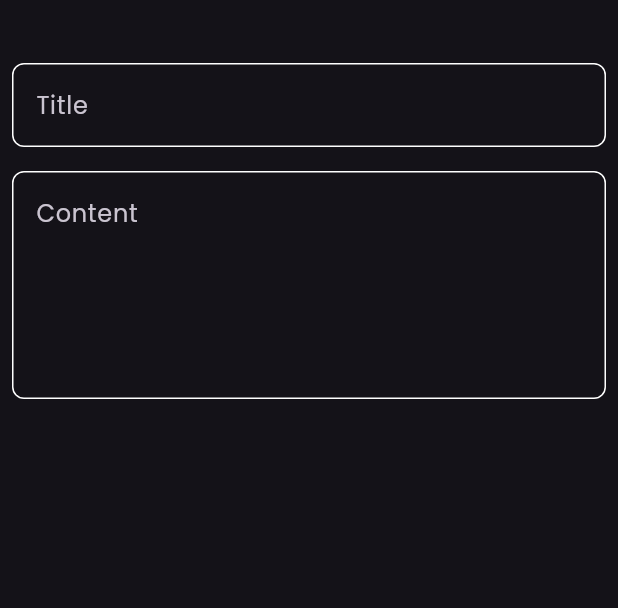
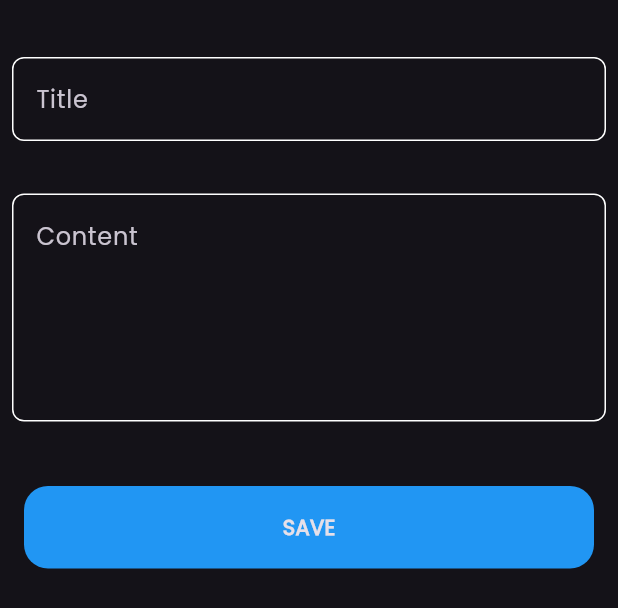
Before and after one commit to eslamalz/notesApp, a Flutter app: what addnotebuttunsheet() shows on an empty page, opened directly, on a phone screen of 412 x 824 dp. Shown: the top 608 px of the screen. Run offline on Flutter 3.47's test engine with Material 3 defaults, Android fonts, the phone set to English and light mode, and no system bars.

Commit message:
finish add note view

```diff
--- a/lib/views/widgets/addnotesheet.dart
+++ b/lib/views/widgets/addnotesheet.dart
@@ -1,5 +1,6 @@
 import 'package:flutter/material.dart';
 import 'package:notes_app/views/widgets/custom_text_feild.dart';
+import 'package:notes_app/views/widgets/custombuttom.dart';
 
 class addnotebuttunsheet extends StatelessWidget {
   const addnotebuttunsheet({super.key});
@@ -8,22 +9,34 @@ class addnotebuttunsheet extends StatelessWidget {
   Widget build(BuildContext context) {
     return Padding(
       padding: const EdgeInsets.all(8.0),
+      child: Container(
+        height: 400,
+        child: SingleChildScrollView(
           child: Column(
             children: [
               SizedBox(
-            height: 34,
+                height: 30,
               ),
               customTextFeild(
                 hint: 'Title',
               ),
               SizedBox(
-            height: 16,
+                height: 35,
               ),
               customTextFeild(
                 hint: 'Content',
                 maxlines: 5,
               ),
+              SizedBox(
+                height: 35,
+              ),
+              Padding(
+                padding: const EdgeInsets.all(8.0),
+                child: CustomButtom(),
+              ),
             ],
+          ),
+        ),
       ),
     );
   }
--- /dev/null
+++ b/lib/views/widgets/custombuttom.dart
@@ -0,0 +1,21 @@
+import 'package:flutter/material.dart';
+
+class CustomButtom extends StatelessWidget {
+  const CustomButtom({super.key});
+
+  @override
+  Widget build(BuildContext context) {
+    return Container(
+      width: MediaQuery.of(context).size.width,
+      height: 55,
+      decoration: BoxDecoration(
+          color: Colors.blue, borderRadius: BorderRadius.circular(16)),
+      child: Center(
+        child: Text(
+          'SAVE',
+          style: TextStyle(fontWeight: FontWeight.bold),
+        ),
+      ),
+    );
+  }
+}
```
Lines whose indentation alone changed are shown as unchanged.
